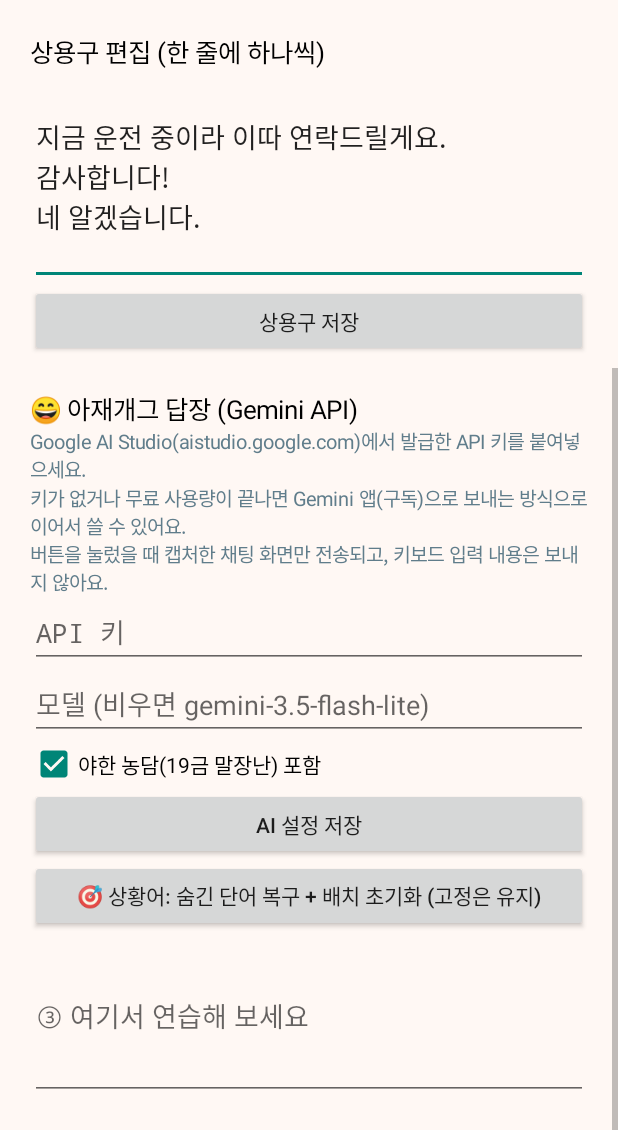
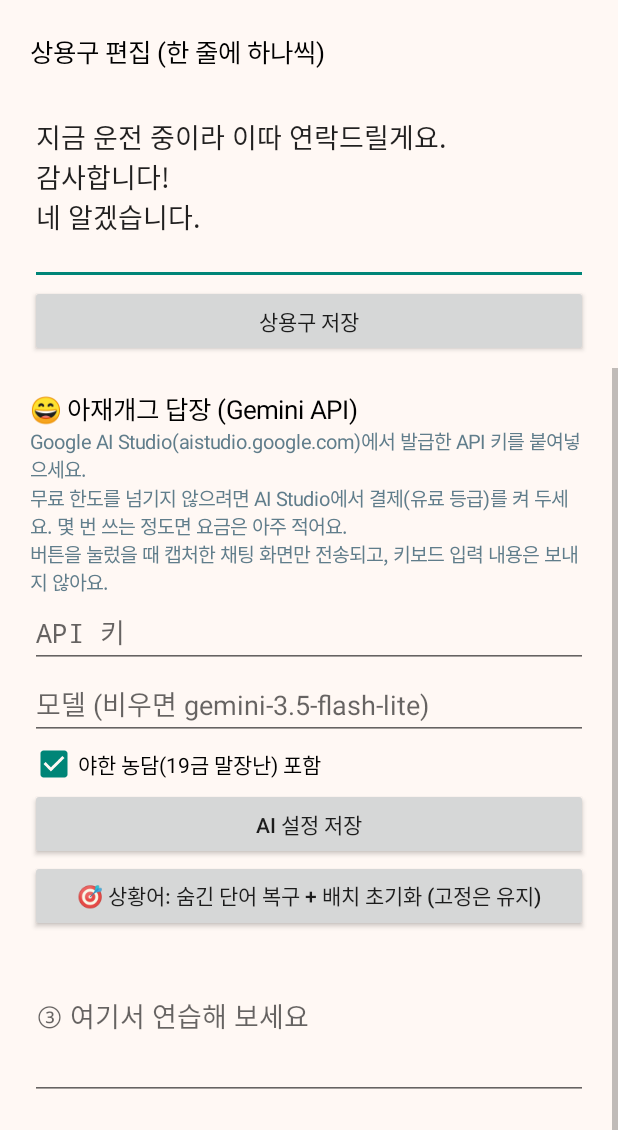
Before and after one commit to lig7oo7-cloud/gutgi-keyboard, an Android app: the screen it shows after launch (MainActivity), scrolled down 512 dp, on a phone screen of 412 x 824 dp, the part 106-1236 px from its top. Run offline under Robolectric (Android 15) with nearby library versions, the phone set to English and light mode, and no system bars.

Commit message:
아재개그 답장: Gemini 앱 전환 제거, 항상 API로 키보드 안에 표시
Co-Authored-By: Claude Opus 5.5 <noreply@anthropic.com>
Claude-Session: https://claude.ai/code/session_01D9kRkbuR1zNmbSdEBqAFxT

```diff
--- a/app/src/main/java/com/lig7oo7/gutgi/AjaeApi.java
+++ b/app/src/main/java/com/lig7oo7/gutgi/AjaeApi.java
@@ -54,7 +54,7 @@ public class AjaeApi {
     public static Result call(Context c, File image) {
         Result r = new Result();
         String key = key(c);
-        if (key.isEmpty()) { r.error = "API 키가 없어요"; r.quotaOrKey = true; return r; }
+        if (key.isEmpty()) { r.error = "API 키가 없어요. 굿기 키보드 앱에 키를 넣고 [AI 설정 저장]을 눌러 주세요"; r.quotaOrKey = true; return r; }
         HttpURLConnection con = null;
         try {
             String b64 = Base64.encodeToString(readAll(new FileInputStream(image)), Base64.NO_WRAP);
@@ -88,7 +88,7 @@ public class AjaeApi {
             int code = con.getResponseCode();
             InputStream in = code < 400 ? con.getInputStream() : con.getErrorStream();
             String text = in == null ? "" : new String(readAll(in), "UTF-8");
-            if (code == 429) { r.error = "무료 사용량을 다 썼어요"; r.quotaOrKey = true; return r; }
+            if (code == 429) { r.error = "사용량 한도 초과 (429). AI Studio에서 결제를 켜면 계속 쓸 수 있어요"; r.quotaOrKey = true; return r; }
             if (code == 400 || code == 401 || code == 403) {
                 r.error = "API 키 또는 모델 설정을 확인하세요 (" + code + ")";
                 r.quotaOrKey = true;
--- a/app/src/main/java/com/lig7oo7/gutgi/ExtraPanels.java
+++ b/app/src/main/java/com/lig7oo7/gutgi/ExtraPanels.java
@@ -155,8 +155,8 @@ public class ExtraPanels {
         } else {
             col.addView(note("⚠ " + (r != null && r.error != null ? r.error : "답을 받지 못했어요")));
             if (r == null || r.quotaOrKey) {
-                col.addView(buttonRow(new String[]{"Gemini 앱으로 보내기 (구독)"}, new View.OnClickListener[]{
-                        v -> host.sendShotToGeminiApp()}));
+                col.addView(buttonRow(new String[]{"API 키 · 모델 설정 열기"}, new View.OnClickListener[]{
+                        v -> { AjaeBus.clear(); host.openApp("aisettings"); }}));
             }
         }
         return scroll(col);
--- a/app/src/main/java/com/lig7oo7/gutgi/MainActivity.java
+++ b/app/src/main/java/com/lig7oo7/gutgi/MainActivity.java
@@ -98,7 +98,7 @@ public class MainActivity extends Activity {
         aiNote.setTextSize(13);
         aiNote.setTextColor(0xFF607D8B);
         aiNote.setText("Google AI Studio(aistudio.google.com)에서 발급한 API 키를 붙여넣으세요.\n" +
-                "키가 없거나 무료 사용량이 끝나면 Gemini 앱(구독)으로 보내는 방식으로 이어서 쓸 수 있어요.\n" +
+                "무료 한도를 넘기지 않으려면 AI Studio에서 결제(유료 등급)를 켜 두세요. 몇 번 쓰는 정도면 요금은 아주 적어요.\n" +
                 "버튼을 눌렀을 때 캡처한 채팅 화면만 전송되고, 키보드 입력 내용은 보내지 않아요.");
         box.addView(aiNote);
         final android.content.SharedPreferences sp = AjaeApi.prefs(this);
@@ -147,6 +147,9 @@ public class MainActivity extends Activity {
         final ScrollView sv = new ScrollView(this);
         sv.addView(box);
         setContentView(sv);
+        if (getIntent().getBooleanExtra("aisettings", false)) {
+            sv.post(() -> { sv.smoothScrollTo(0, aiTitle.getTop()); keyIn.requestFocus(); });
+        }
         if (getIntent().getBooleanExtra("phrases", false)) {
             sv.post(() -> { sv.smoothScrollTo(0, phTitle.getTop()); phrases.requestFocus(); });
         }
--- a/app/src/main/java/com/lig7oo7/gutgi/ShotActivity.java
+++ b/app/src/main/java/com/lig7oo7/gutgi/ShotActivity.java
@@ -51,10 +51,8 @@ public class ShotActivity extends Activity {
             ShotService.callback = null;
             if (file == null) {
                 Toast.makeText(this, "화면을 캡처하지 못했어요. 다시 눌러 주세요", Toast.LENGTH_SHORT).show();
-            } else if (!AjaeApi.key(this).isEmpty()) {
-                AjaeBus.start(this, file);   // 키보드 안에서 바로 답장 받기
             } else {
-                sendToGemini();               // 키가 없으면 Gemini 앱 방식
+                AjaeBus.start(this, file);   // 항상 키보드 안에서 바로 답장 (Gemini 앱으로 넘기지 않음)
             }
             finish();
         });
```
